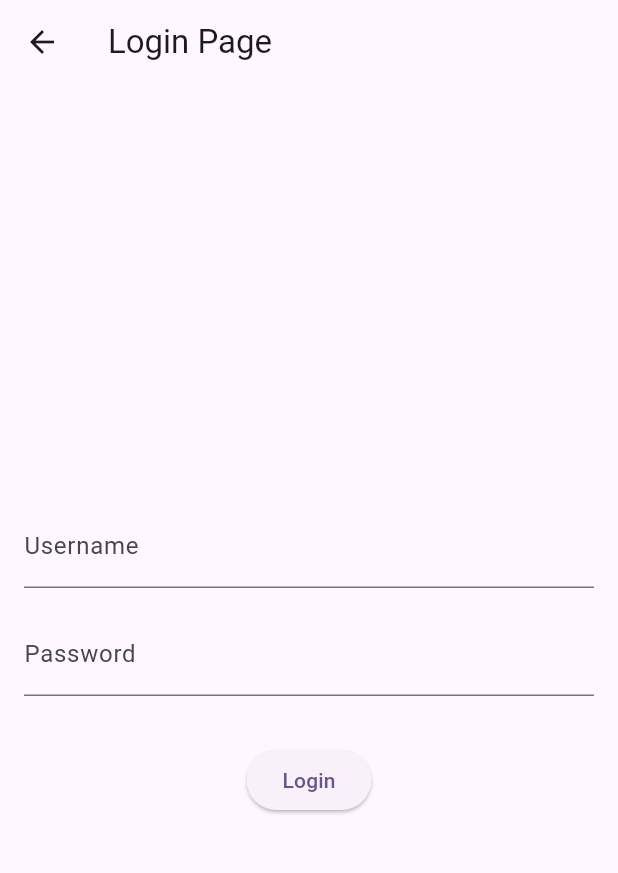
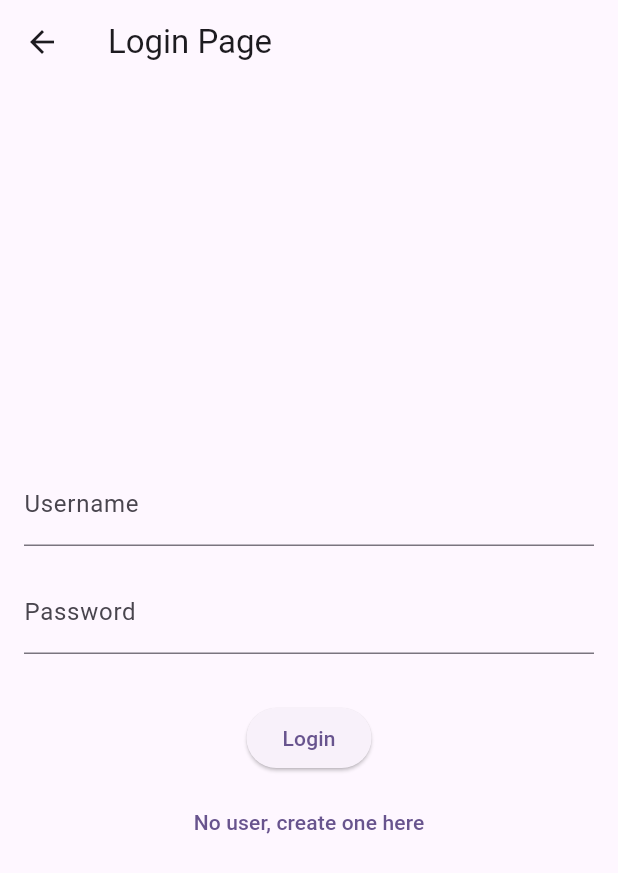
Before and after one commit to flippi321/squashapp, a Flutter app: the LoginPage screen opened directly, on a phone screen of 412 x 824 dp. Shown: the top 873 px of the screen. Run offline on Flutter 3.47's test engine with Material 3 defaults, Android fonts, the light colour scheme and no system bars.

Commit message:
Updated folder for the login and register pages

```diff
--- a/lib/login and register user/loginpage.dart
+++ b/lib/user_registration/loginpage.dart
@@ -41,6 +41,16 @@ class LoginPageState extends State<LoginPage> {
               },
               child: const Text('Login'),
             ),
+            const SizedBox(height: 8.0),
+            TextButton(
+              onPressed: () {
+                Navigator.push(
+                  context,
+                  MaterialPageRoute(builder: (context) => RegisterPage()),
+                );
+              },
+              child: Text("No user, create one here"),
+            ),
           ],
         ),
       ),
```
Also changed, not shown: lib/user_registration/registerpage.dart (renamed from lib/login and register user/registerpage.dart).
